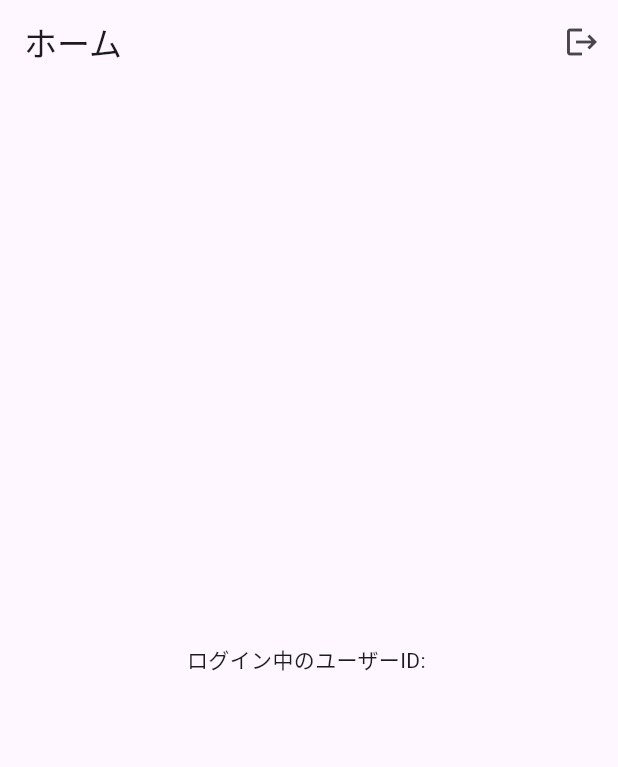
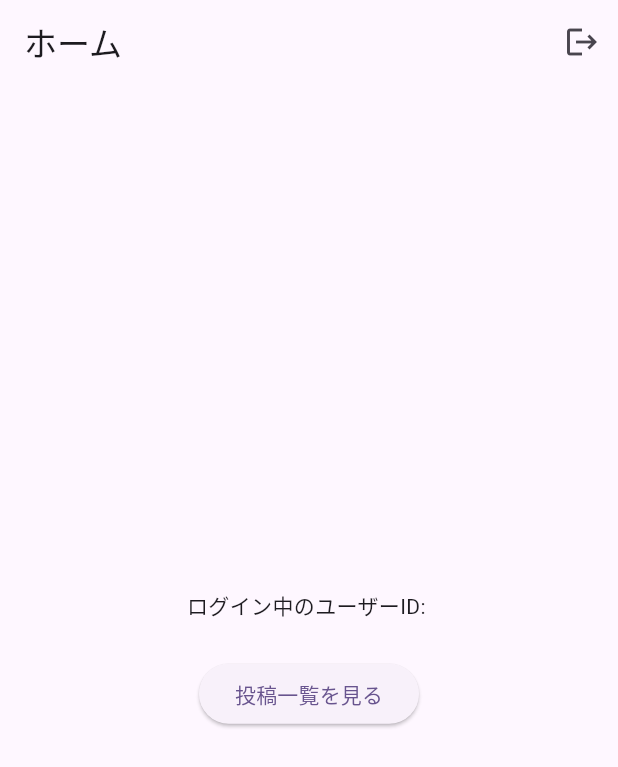
Before and after one commit to Namy3242/renrakucho_app, a Flutter app: the screen it shows once a user with an empty profile is signed in, on a phone screen of 412 x 824 dp. Shown: the top 767 px of the screen. Run offline on Flutter 3.47's test engine with Material 3 defaults, Android fonts, the phone set to English and light mode, and no system bars; our stand-ins replace cloud_firestore, firebase_auth, firebase_core, flutter_riverpod, go_router; accounts and stored records are empty.

Commit message:
投稿一覧画面の作成

```diff
--- a/lib/features/home/view/home_screen.dart
+++ b/lib/features/home/view/home_screen.dart
@@ -1,5 +1,7 @@
 import 'package:flutter/material.dart';
 import 'package:firebase_auth/firebase_auth.dart';
+// PostListScreen を import
+import '../../post/view/post_list_screen.dart';
 
 class HomeScreen extends StatelessWidget {
   const HomeScreen({super.key});
@@ -20,8 +22,26 @@ class HomeScreen extends StatelessWidget {
           )
         ],
       ),
+      // body: Center(
+      //   child: Text('ログイン中のユーザーID: ${user?.uid ?? "不明"}'),
+      // ),
       body: Center(
-        child: Text('ログイン中のユーザーID: ${user?.uid ?? "不明"}'),
+        child: Column(
+          mainAxisAlignment: MainAxisAlignment.center,
+          children: [
+            Text('ログイン中のユーザーID: ${user?.uid ?? "不明"}'),
+            const SizedBox(height: 24),
+            ElevatedButton(
+              onPressed: () {
+                Navigator.push(
+                  context,
+                  MaterialPageRoute(builder: (_) => const PostListScreen()),
+                );
+              },
+              child: const Text('投稿一覧を見る'),
+            ),
+          ],
+        ),
       ),
     );
   }
```
Also changed, not shown: lib/features/post/repository/post_repository_provider.dart (added, +8 -0 lines), lib/features/post/view/post_list_screen.dart (added, +40 -0 lines), lib/features/post/view_model/post_view_model.dart (+27 -0 lines).
